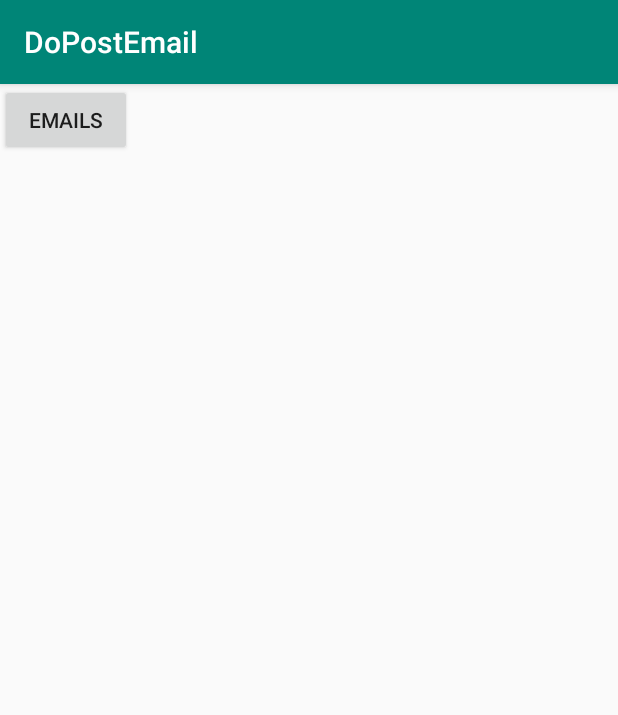
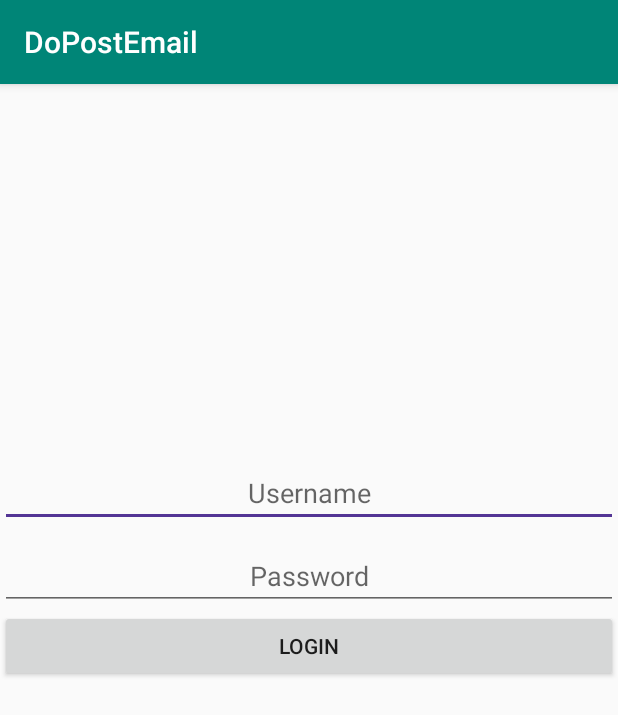
Before and after one commit to Mitra236/doPostAndroid, an Android app: the screen it shows after launch (LoginActivity), on a phone screen of 412 x 824 dp. Shown: the top 715 px of the screen. Run offline under Robolectric (Android 15) with nearby library versions, the phone set to English and light mode, and no system bars.

Commit message:
Pozicionirani elementi logina

```diff
--- a/DoPostEmail/app/src/main/res/layout/activity_login.xml
+++ b/DoPostEmail/app/src/main/res/layout/activity_login.xml
@@ -1,17 +1,43 @@
 <?xml version="1.0" encoding="utf-8"?>
-<LinearLayout
+<RelativeLayout
     xmlns:android="http://schemas.android.com/apk/res/android"
     xmlns:tools="http://schemas.android.com/tools"
     android:layout_width="match_parent"
     android:layout_height="match_parent"
     android:orientation="horizontal">
 
+    <EditText
+        android:id="@+id/usernameLogin"
+        android:layout_width="fill_parent"
+        android:layout_height="wrap_content"
+        android:ems="10"
+        android:inputType="text"
+        android:hint="Username"
+        android:layout_marginTop="250dp"
+        android:text=""
+        android:gravity="center_horizontal"/>
+
+    <EditText
+        android:id="@+id/passwordLogin"
+        android:layout_width="fill_parent"
+        android:layout_height="wrap_content"
+        android:ems="10"
+        android:inputType="textPassword"
+        android:layout_below="@+id/usernameLogin"
+        android:hint="Password"
+        android:layout_marginTop="10dp"
+        android:gravity="center_horizontal"
+        android:text="" />
+
     <Button
         android:id="@+id/button_login"
-        android:layout_width="wrap_content"
+        android:layout_width="fill_parent"
         android:layout_height="wrap_content"
-        android:text="Emails"
+        android:text="Login"
+        android:layout_below="@id/passwordLogin"
         android:onClick="btnStartEmailsActivity"
         tools:layout_editor_absoluteX="46dp"
-        tools:layout_editor_absoluteY="124dp" />
-</LinearLayout>
+        tools:layout_editor_absoluteY="124dp"
+        android:gravity="center"
+        android:layout_centerHorizontal="true"/>
+</RelativeLayout>
```
